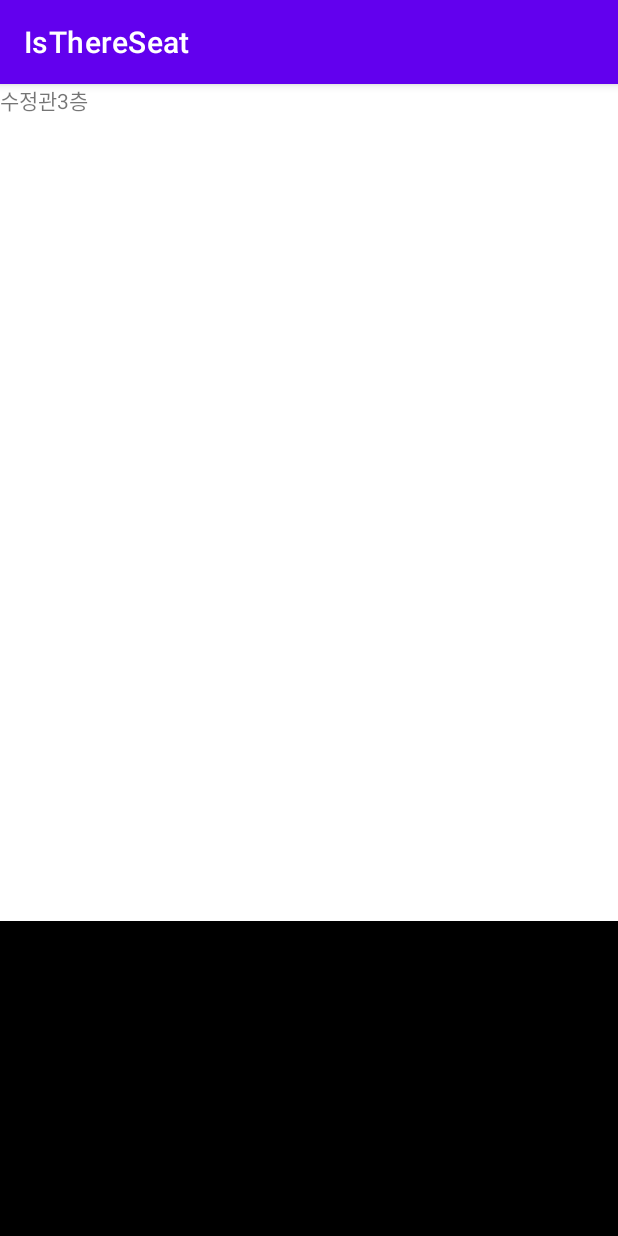
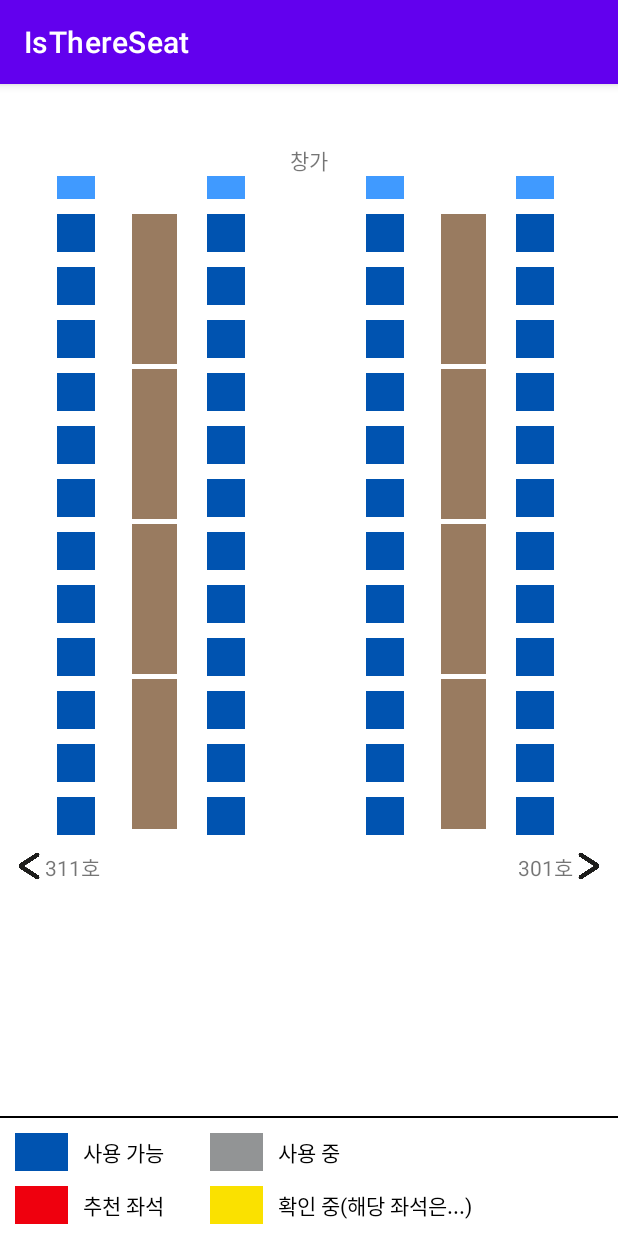
Before and after one commit to Is-there-seat/Is-there-seat, an Android app: the seatStatusPageManger screen opened directly, with no data from a screen before it, on a phone screen of 412 x 824 dp. Run offline under Robolectric (Android 15) with nearby library versions, the phone set to English and light mode, and no system bars.

Commit message:
3Fsungshin ui done
3Fsungshin ui done
fragment manager activity bottom bar done !

```diff
--- a/app/src/main/java/com/example/isthereseat/seatStatusPageManger.java
+++ b/app/src/main/java/com/example/isthereseat/seatStatusPageManger.java
@@ -9,10 +9,10 @@ public class seatStatusPageManger  extends AppCompatActivity {
     protected void onCreate(Bundle savedInstanceState) {
         super.onCreate(savedInstanceState);
         setContentView(R.layout.seat_status_page_manger);
-        soojung3F soojung3F = new soojung3F();
+        sungshin3F sungshin3F = new sungshin3F();
 
         // 가장 먼저 띄워줄 프래그먼트 설정
-        getSupportFragmentManager().beginTransaction().replace(R.id.frame, soojung3F).commitAllowingStateLoss();
+        getSupportFragmentManager().beginTransaction().replace(R.id.frame, sungshin3F).commitAllowingStateLoss();
 
     }
 }
--- a/app/src/main/java/com/example/isthereseat/soojung3F.java
+++ b/app/src/main/java/com/example/isthereseat/sungshin3F.java
@@ -7,11 +7,11 @@ import android.view.ViewGroup;
 
 import androidx.fragment.app.Fragment;
 
-public class soojung3F extends Fragment {
+public class sungshin3F extends Fragment {
 
     MainActivity mainActivity;
 
-    public soojung3F() {
+    public sungshin3F() {
 
     }
 
@@ -19,6 +19,6 @@ public class soojung3F extends Fragment {
     public View onCreateView(LayoutInflater inflater, ViewGroup container,
                              Bundle savedInstanceState) {
         // Inflate the layout for this fragment
-        return inflater.inflate(R.layout.fragment_soojung3_f, container, false);
+        return inflater.inflate(R.layout.fragment_sungshin3_f, container, false);
     }
 }
--- a/app/src/main/res/layout/fragment_soojung3_f.xml
+++ /dev/null
@@ -1,14 +0,0 @@
-<?xml version="1.0" encoding="utf-8"?>
-<FrameLayout xmlns:android="http://schemas.android.com/apk/res/android"
-    xmlns:tools="http://schemas.android.com/tools"
-    android:layout_width="match_parent"
-    android:layout_height="match_parent"
-    tools:context=".soojung3F">
-
-    <!-- TODO: Update blank fragment layout -->
-    <TextView
-        android:layout_width="match_parent"
-        android:layout_height="match_parent"
-        android:text="수정관3층" />
-
-</FrameLayout>
--- /dev/null
+++ b/app/src/main/res/layout/fragment_sungshin3_f.xml
@@ -0,0 +1,523 @@
+<?xml version="1.0" encoding="utf-8"?>
+<FrameLayout xmlns:android="http://schemas.android.com/apk/res/android"
+    xmlns:tools="http://schemas.android.com/tools"
+    android:layout_width="match_parent"
+    android:layout_height="match_parent"
+    xmlns:app="http://schemas.android.com/apk/res-auto"
+    tools:context=".sungshin3F">
+
+<LinearLayout
+    android:orientation="vertical"
+    android:layout_width="match_parent"
+    android:layout_height="match_parent"
+    android:layout_marginBottom="100dp">
+
+    <TextView
+        android:layout_gravity="center_horizontal"
+        android:layout_width="wrap_content"
+        android:layout_height="wrap_content"
+        android:layout_marginTop="40dp"
+        android:text="창가" />
+
+    <LinearLayout
+        android:orientation="horizontal"
+        android:id="@+id/outOutLayout"
+        android:weightSum="2"
+        android:layout_width="match_parent"
+        android:layout_height="450dp">
+
+        <LinearLayout
+            android:gravity="center"
+            android:layout_weight="1"
+            android:layout_width="wrap_content"
+            android:layout_height="match_parent">
+            // line 1
+
+            <LinearLayout
+                android:orientation="vertical"
+                android:layout_width="30dp"
+                android:layout_height="match_parent">
+
+                <View
+                    android:background="#409AFF"
+                    android:layout_width="25dp"
+                    android:layout_height="15dp"
+                    android:layout_marginBottom="10dp"/>
+                <View
+                    android:background="#0053B0"
+                    android:layout_width="25dp"
+                    android:layout_height="25dp"
+                    android:layout_marginBottom="10dp"/>
+
+                <View
+                    android:background="#0053B0"
+                    android:layout_width="25dp"
+                    android:layout_height="25dp"
+                    android:layout_marginBottom="10dp"/>
+
+                <View
+                    android:background="#0053B0"
+                    android:layout_width="25dp"
+                    android:layout_height="25dp"
+                    android:layout_marginBottom="10dp"/>
+
+
+                <View
+                    android:background="#0053B0"
+                    android:layout_width="25dp"
+                    android:layout_height="25dp"
+                    android:layout_marginBottom="10dp"/>
+
+
+                <View
+                    android:background="#0053B0"
+                    android:layout_width="25dp"
+                    android:layout_height="25dp"
+                    android:layout_marginBottom="10dp"/>
+
+
+                <View
+                    android:background="#0053B0"
+                    android:layout_width="25dp"
+                    android:layout_height="25dp"
+                    android:layout_marginBottom="10dp"/>
+
+
+                <View
+                    android:background="#0053B0"
+                    android:layout_width="25dp"
+                    android:layout_height="25dp"
+                    android:layout_marginBottom="10dp"/>
+
+                <View
+                    android:background="#0053B0"
+                    android:layout_width="25dp"
+                    android:layout_height="25dp"
+                    android:layout_marginBottom="10dp"/>
+
+                <View
+                    android:background="#0053B0"
+                    android:layout_width="25dp"
+                    android:layout_height="25dp"
+                    android:layout_marginBottom="10dp"/>
+
+                <View
+                    android:background="#0053B0"
+                    android:layout_width="25dp"
+                    android:layout_height="25dp"
+                    android:layout_marginBottom="10dp"/>
+
+                <View
+                    android:background="#0053B0"
+                    android:layout_width="25dp"
+                    android:layout_height="25dp"
+                    android:layout_marginBottom="10dp"/>
+
+                <View
+                    android:background="#0053B0"
+                    android:layout_width="25dp"
+                    android:layout_height="25dp"
+                    android:layout_marginBottom="10dp"/>
+
+
+            </LinearLayout>
+
+            // left side desk
+            <LinearLayout
+                android:orientation="vertical"
+                android:layout_width="30dp"
+                android:layout_height="match_parent"
+                android:layout_marginLeft="20dp">
+
+                <View
+                    android:background="#997B60"
+                    android:layout_marginTop="25dp"
+                    android:layout_width="30dp"
+                    android:layout_height="100dp"
+                    android:layout_marginBottom="3dp"/>
+                <View
+                    android:background="#997B60"
+                    android:layout_width="30dp"
+                    android:layout_height="100dp"
+                    android:layout_marginBottom="3dp"/>
+                <View
+                    android:background="#997B60"
+                    android:layout_width="30dp"
+                    android:layout_height="100dp"
+                    android:layout_marginBottom="3dp"/>
+                <View
+                    android:background="#997B60"
+                    android:layout_width="30dp"
+                    android:layout_height="100dp"
+                    android:layout_marginBottom="2dp"/>
+
+            </LinearLayout>
+
+            // line 2
+            <LinearLayout
+                android:orientation="vertical"
+                android:layout_width="30dp"
+                android:layout_height="match_parent"
+                android:layout_marginLeft="20dp">
+
+                <View
+                    android:background="#409AFF"
+                    android:layout_width="25dp"
+                    android:layout_height="15dp"
+                    android:layout_marginBottom="10dp"/>
+                <View
+                    android:background="#0053B0"
+                    android:layout_width="25dp"
+                    android:layout_height="25dp"
+                    android:layout_marginBottom="10dp"/>
+
+                <View
+                    android:background="#0053B0"
+                    android:layout_width="25dp"
+                    android:layout_height="25dp"
+                    android:layout_marginBottom="10dp"/>
+
+                <View
+                    android:background="#0053B0"
+                    android:layout_width="25dp"
+                    android:layout_height="25dp"
+                    android:layout_marginBottom="10dp"/>
+
+
+                <View
+                    android:background="#0053B0"
+                    android:layout_width="25dp"
+                    android:layout_height="25dp"
+                    android:layout_marginBottom="10dp"/>
+
+
+                <View
+                    android:background="#0053B0"
+                    android:layout_width="25dp"
+                    android:layout_height="25dp"
+                    android:layout_marginBottom="10dp"/>
+
+
+                <View
+                    android:background="#0053B0"
+                    android:layout_width="25dp"
+                    android:layout_height="25dp"
+                    android:layout_marginBottom="10dp"/>
+
+
+                <View
+                    android:background="#0053B0"
+                    android:layout_width="25dp"
+                    android:layout_height="25dp"
+                    android:layout_marginBottom="10dp"/>
+
+                <View
+                    android:background="#0053B0"
+                    android:layout_width="25dp"
+                    android:layout_height="25dp"
+                    android:layout_marginBottom="10dp"/>
+
+                <View
+                    android:background="#0053B0"
+                    android:layout_width="25dp"
+                    android:layout_height="25dp"
+                    android:layout_marginBottom="10dp"/>
+
+                <View
+                    android:background="#0053B0"
+                    android:layout_width="25dp"
+                    android:layout_height="25dp"
+                    android:layout_marginBottom="10dp"/>
+
+                <View
+                    android:background="#0053B0"
+                    android:layout_width="25dp"
+                    android:layout_height="25dp"
+                    android:layout_marginBottom="10dp"/>
+
+                <View
+                    android:background="#0053B0"
+                    android:layout_width="25dp"
+                    android:layout_height="25dp"
+                    android:layout_marginBottom="10dp"/>
+
+
+            </LinearLayout>
+
+
+        </LinearLayout>
+
+
+        // ------------------------------------------------------
+
+        <LinearLayout
+            android:gravity="center"
+            android:layout_weight="1"
+            android:layout_width="wrap_content"
+            android:layout_height="match_parent">
+
+            // line 3
+            <LinearLayout
+                android:orientation="vertical"
+                android:layout_width="30dp"
+                android:layout_height="match_parent">
+
+                <View
+                    android:background="#409AFF"
+                    android:layout_width="25dp"
+                    android:layout_height="15dp"
+                    android:layout_marginBottom="10dp"/>
+                <View
+                    android:background="#0053B0"
+                    android:layout_width="25dp"
+                    android:layout_height="25dp"
+                    android:layout_marginBottom="10dp"/>
+
+                <View
+                    android:background="#0053B0"
+                    android:layout_width="25dp"
+                    android:layout_height="25dp"
+                    android:layout_marginBottom="10dp"/>
+
+                <View
+                    android:background="#0053B0"
+                    android:layout_width="25dp"
+                    android:layout_height="25dp"
+                    android:layout_marginBottom="10dp"/>
+
+
+                <View
+                    android:background="#0053B0"
+                    android:layout_width="25dp"
+                    android:layout_height="25dp"
+                    android:layout_marginBottom="10dp"/>
+
+
+                <View
+                    android:background="#0053B0"
+                    android:layout_width="25dp"
+                    android:layout_height="25dp"
+                    android:layout_marginBottom="10dp"/>
+
+
+                <View
+                    android:background="#0053B0"
+                    android:layout_width="25dp"
+                    android:layout_height="25dp"
+                    android:layout_marginBottom="10dp"/>
+
+
+                <View
+                    android:background="#0053B0"
+                    android:layout_width="25dp"
+                    android:layout_height="25dp"
+                    android:layout_marginBottom="10dp"/>
+
+                <View
+                    android:background="#0053B0"
+                    android:layout_width="25dp"
+                    android:layout_height="25dp"
+                    android:layout_marginBottom="10dp"/>
+
+                <View
+                    android:background="#0053B0"
+                    android:layout_width="25dp"
+                    android:layout_height="25dp"
+                    android:layout_marginBottom="10dp"/>
+
+                <View
+                    android:background="#0053B0"
+                    android:layout_width="25dp"
+                    android:layout_height="25dp"
+                    android:layout_marginBottom="10dp"/>
+
+                <View
+                    android:background="#0053B0"
+                    android:layout_width="25dp"
+                    android:layout_height="25dp"
+                    android:layout_marginBottom="10dp"/>
+
+                <View
+                    android:background="#0053B0"
+                    android:layout_width="25dp"
+                    android:layout_height="25dp"
+                    android:layout_marginBottom="10dp"/>
+
+
+            </LinearLayout>
+
+            // right side desk
+            <LinearLayout
+                android:orientation="vertical"
+                android:layout_width="30dp"
+                android:layout_height="match_parent"
+                android:layout_marginLeft="20dp">
+
+                <View
+                    android:background="#997B60"
+                    android:layout_marginTop="25dp"
+                    android:layout_width="30dp"
+                    android:layout_height="100dp"
+                    android:layout_marginBottom="3dp"/>
+                <View
+                    android:background="#997B60"
+                    android:layout_width="30dp"
+                    android:layout_height="100dp"
+                    android:layout_marginBottom="3dp"/>
+                <View
+                    android:background="#997B60"
+                    android:layout_width="30dp"
+                    android:layout_height="100dp"
+                    android:layout_marginBottom="3dp"/>
+                <View
+                    android:background="#997B60"
+                    android:layout_width="30dp"
+                    android:layout_height="100dp"
+                    android:layout_marginBottom="2dp"/>
+
+            </LinearLayout>
+
+            // line 4
+            <LinearLayout
+                android:orientation="vertical"
+                android:layout_width="30dp"
+                android:layout_height="match_parent"
+                android:layout_marginLeft="20dp">
+
+                <View
+                    android:background="#409AFF"
+                    android:layout_width="25dp"
+                    android:layout_height="15dp"
+                    android:layout_marginBottom="10dp"/>
+                <View
+                    android:background="#0053B0"
+                    android:layout_width="25dp"
+                    android:layout_height="25dp"
+                    android:layout_marginBottom="10dp"/>
+
+                <View
+                    android:background="#0053B0"
+                    android:layout_width="25dp"
+                    android:layout_height="25dp"
+                    android:layout_marginBottom="10dp"/>
+
+                <View
+                    android:background="#0053B0"
+                    android:layout_width="25dp"
+                    android:layout_height="25dp"
+                    android:layout_marginBottom="10dp"/>
+
+
+                <View
+                    android:background="#0053B0"
+                    android:layout_width="25dp"
+                    android:layout_height="25dp"
+                    android:layout_marginBottom="10dp"/>
+
+
+                <View
+                    android:background="#0053B0"
+                    android:layout_width="25dp"
+                    android:layout_height="25dp"
+                    android:layout_marginBottom="10dp"/>
+
+
+                <View
+                    android:background="#0053B0"
+                    android:layout_width="25dp"
+                    android:layout_height="25dp"
+                    android:layout_marginBottom="10dp"/>
+
+
+                <View
+                    android:background="#0053B0"
+                    android:layout_width="25dp"
+                    android:layout_height="25dp"
+                    android:layout_marginBottom="10dp"/>
+
+                <View
+                    android:background="#0053B0"
+                    android:layout_width="25dp"
+                    android:layout_height="25dp"
+                    android:layout_marginBottom="10dp"/>
+
+                <View
+                    android:background="#0053B0"
+                    android:layout_width="25dp"
+                    android:layout_height="25dp"
+                    android:layout_marginBottom="10dp"/>
+
+                <View
+                    android:background="#0053B0"
+                    android:layout_width="25dp"
+                    android:layout_height="25dp"
+                    android:layout_marginBottom="10dp"/>
+
+                <View
+                    android:background="#0053B0"
+                    android:layout_width="25dp"
+                    android:layout_height="25dp"
+                    android:layout_marginBottom="10dp"/>
+
+                <View
+                    android:background="#0053B0"
+                    android:layout_width="25dp"
+                    android:layout_height="25dp"
+                    android:layout_marginBottom="10dp"/>
+
+
+            </LinearLayout>
+
+        </LinearLayout>
+
+    </LinearLayout>
+
+    <LinearLayout
+        android:layout_width="match_parent"
+        android:layout_height="20dp">
+
+        <LinearLayout
+            android:layout_gravity="left"
+            android:layout_marginLeft="10dp"
+            android:layout_width="wrap_content"
+            android:layout_height="wrap_content">
+
+            <ImageView
+                android:layout_width="20dp"
+                android:layout_height="20dp"
+                android:src="@drawable/pointing"/>
+
+            <TextView
+                android:layout_width="wrap_content"
+                android:layout_height="wrap_content"
+                android:text="311호"/>
+        </LinearLayout>
+
+       <View
+           android:layout_width="0dp"
+           android:layout_height="0dp"
+           android:layout_weight="1"/>
+
+        <LinearLayout
+            android:layout_marginRight="10dp"
+            android:layout_gravity="right"
+            android:layout_width="wrap_content"
+            android:layout_height="wrap_content">
+            <TextView
+                android:layout_width="wrap_content"
+                android:layout_height="wrap_content"
+                android:text="301호"/>
+
+            <ImageView
+            android:layout_width="20dp"
+            android:layout_height="20dp"
+            android:src="@drawable/pointing_right" />
+        </LinearLayout>
+
+    </LinearLayout>
+
+
+</LinearLayout>
+
+
+</FrameLayout>
--- a/app/src/main/res/layout/seat_status_page_manger.xml
+++ b/app/src/main/res/layout/seat_status_page_manger.xml
@@ -13,13 +13,123 @@
     </FrameLayout>
 
     <LinearLayout
-        android:background="@color/black"
+        android:orientation="vertical"
         android:layout_width="match_parent"
-        android:layout_height="210dp"
+        android:layout_height="80dp"
         app:layout_constraintBottom_toBottomOf="@+id/frame"
         app:layout_constraintEnd_toEndOf="parent"
         app:layout_constraintStart_toStartOf="parent">
 
+        <View
+            android:layout_width="match_parent"
+            android:layout_height="2px"
+            android:background="@color/black"
+            app:layout_constraintEnd_toEndOf="parent"
+            app:layout_constraintStart_toStartOf="parent" />
+
+        <LinearLayout
+            android:background="@color/white"
+            android:layout_width="match_parent"
+            android:layout_marginTop="5dp"
+            android:layout_height="35dp"
+            android:orientation="horizontal">
+
+            <LinearLayout
+                android:layout_width="130dp"
+                android:layout_height="match_parent" >
+
+                <View
+                    android:layout_gravity="center"
+                    android:layout_marginLeft="10dp"
+                    android:layout_marginRight="10dp"
+                    android:background="#0053B0"
+                    android:layout_width="35dp"
+                    android:layout_height="25dp"/>
+
+                <TextView
+                    android:layout_gravity="center"
+                    android:gravity="center_vertical"
+                    android:textColor="@color/black"
+                    android:layout_width="60dp"
+                    android:layout_height="35dp"
+                    android:text="사용 가능"/>
+
+            </LinearLayout>
+
+            <LinearLayout
+                android:layout_width="130dp"
+                android:layout_height="match_parent">
+
+                <View
+                    android:layout_gravity="center"
+                    android:layout_marginLeft="10dp"
+                    android:layout_marginRight="10dp"
+                    android:background="#929495"
+                    android:layout_width="35dp"
+                    android:layout_height="25dp"/>
+                <TextView
+                    android:layout_gravity="center"
+                    android:gravity="center_vertical"
+                    android:textColor="@color/black"
+                    android:layout_width="60dp"
+                    android:layout_height="35dp"
+                    android:text="사용 중"/>
+
+            </LinearLayout>
+
+        </LinearLayout>
+
+        <LinearLayout
+            android:layout_width="match_parent"
+            android:layout_height="35dp"
+            android:background="@color/white"
+            android:orientation="horizontal">
+
+            <LinearLayout
+                android:layout_width="130dp"
+                android:layout_height="match_parent" >
+
+                <View
+                    android:layout_gravity="center"
+                    android:layout_marginLeft="10dp"
+                    android:layout_marginRight="10dp"
+                    android:background="#EF000E"
+                    android:layout_width="35dp"
+                    android:layout_height="25dp"/>
+
+                <TextView
+                    android:layout_gravity="center"
+                    android:gravity="center_vertical"
+                    android:textColor="@color/black"
+                    android:layout_width="60dp"
+                    android:layout_height="35dp"
+                    android:text="추천 좌석"/>
+
+            </LinearLayout>
+
+            <LinearLayout
+                android:layout_width="334dp"
+                android:layout_height="match_parent">
+
+                <View
+                    android:layout_width="35dp"
+                    android:layout_height="25dp"
+                    android:layout_gravity="center"
+                    android:layout_marginLeft="10dp"
+                    android:layout_marginRight="10dp"
+                    android:background="#FAE100" />
+
+                <TextView
+                    android:layout_width="264dp"
+                    android:layout_height="35dp"
+                    android:layout_gravity="center"
+                    android:gravity="center_vertical"
+                    android:text="확인 중(해당 좌석은...)"
+                    android:textColor="@color/black" />
+            </LinearLayout>
+
+        </LinearLayout>
+
     </LinearLayout>
 
 </androidx.constraintlayout.widget.ConstraintLayout>
```
Also changed, not shown: app/src/main/res/drawable-v24/pointing.png (added), app/src/main/res/drawable-v24/pointing_right.png (added).
